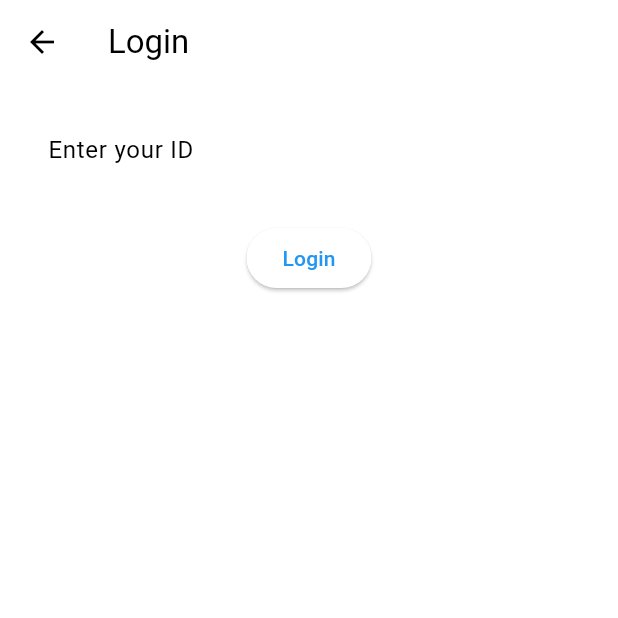
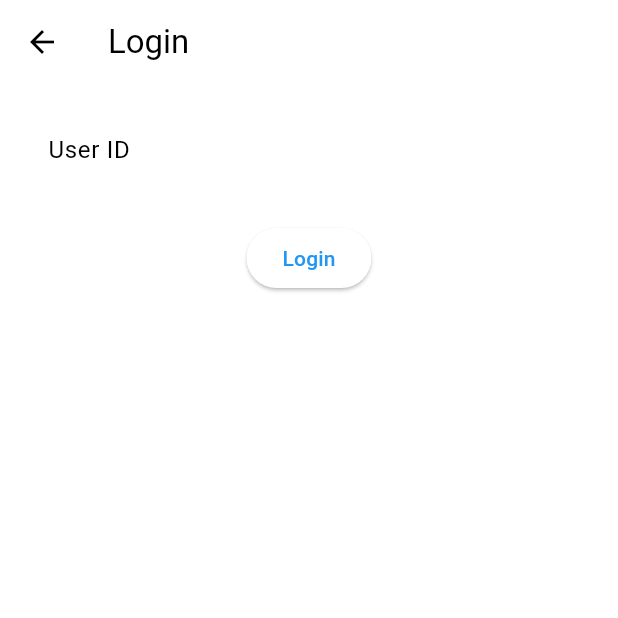
Before and after one commit to derohimat/contact_app_tw, a Flutter app: the LoginScreen screen opened by its route, on a phone screen of 412 x 824 dp, the top half of it. Run offline on Flutter 3.47's test engine with Material 3 defaults, Android fonts, the phone set to English and light mode, and no system bars; our stand-ins replace get.

Commit message:
update hint text

```diff
--- a/lib/presentation/screens/login/login_screen.dart
+++ b/lib/presentation/screens/login/login_screen.dart
@@ -18,7 +18,7 @@ class LoginScreen extends GetView<LoginController> {
           children: [
             TextField(
               controller: controller.idController,
-              decoration: const InputDecoration(labelText: 'Enter your ID'),
+              decoration: const InputDecoration(labelText: 'User ID'),
             ),
             const SizedBox(height: 20),
             ElevatedButton(
```
